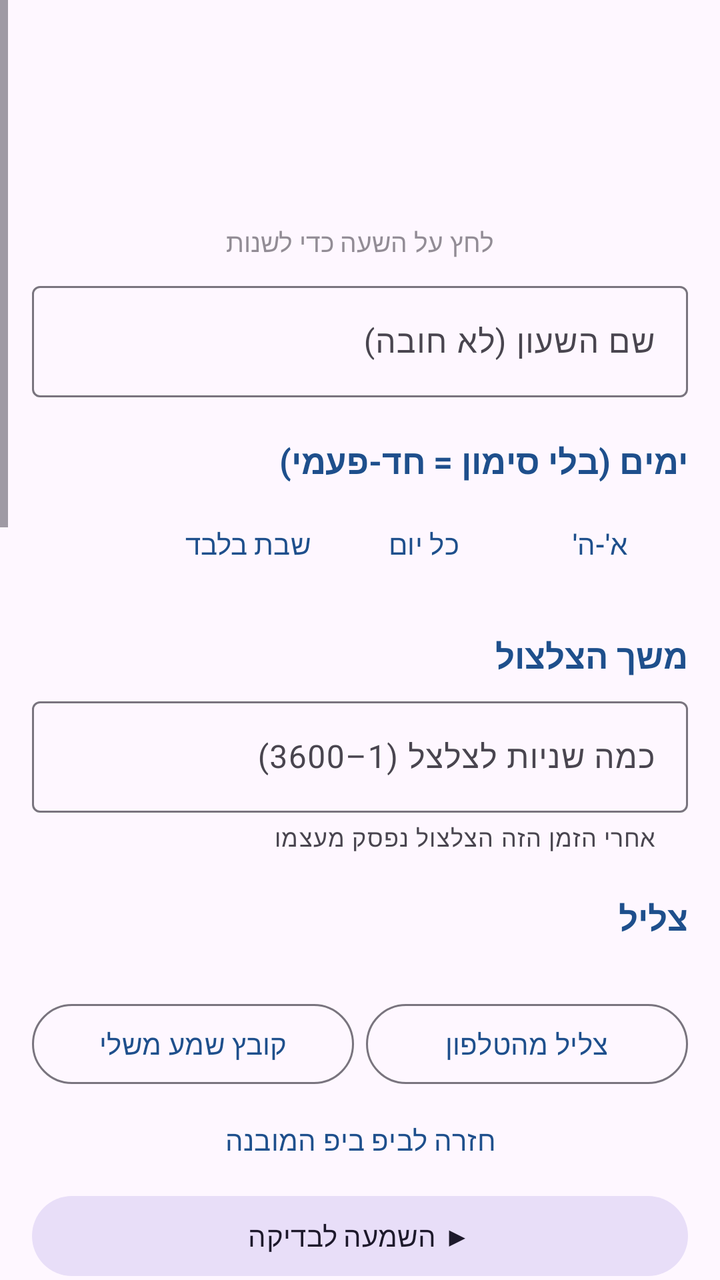
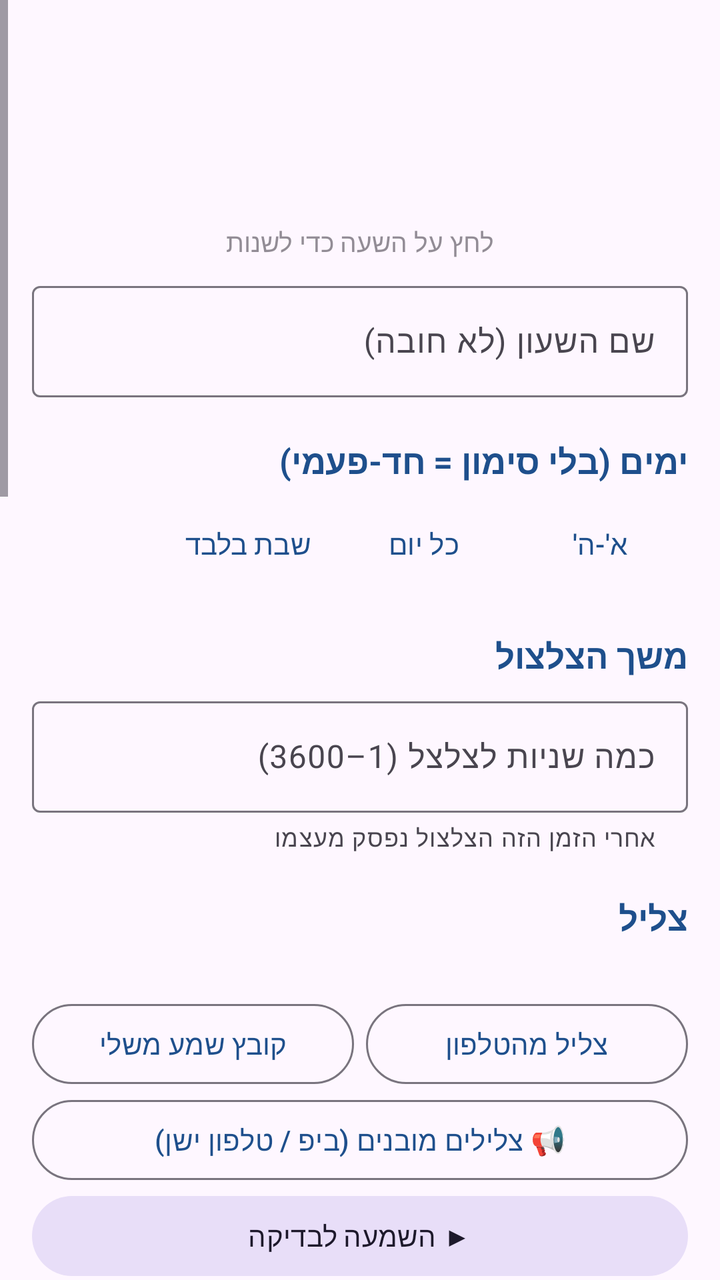

An Android layout rendered at two revisions. The XML below is the earlier revision; the diff shows what the commit changed to produce the second picture.
<!-- AndroidManifest.xml: application theme Theme.ShabatAlarm -->
<!-- res/layout/activity_edit.xml -->
<?xml version="1.0" encoding="utf-8"?>
<ScrollView xmlns:android="http://schemas.android.com/apk/res/android"
    xmlns:app="http://schemas.android.com/apk/res-auto"
    android:layout_width="match_parent"
    android:layout_height="match_parent"
    android:layoutDirection="rtl">

    <LinearLayout
        android:layout_width="match_parent"
        android:layout_height="wrap_content"
        android:orientation="vertical"
        android:padding="16dp">

        <TextView
            android:id="@+id/defaultsNote"
            android:layout_width="match_parent"
            android:layout_height="wrap_content"
            android:layout_marginBottom="8dp"
            android:background="@color/warn_bg"
            android:padding="12dp"
            android:text="הגדרות ברירת המחדל — כל שעון חדש יתחיל מההגדרות האלה, ובכל שעון אפשר לשנות אותן."
            android:textColor="@color/warn_text"
            android:visibility="gone" />

        <LinearLayout
            android:id="@+id/alarmOnlySection"
            android:layout_width="match_parent"
            android:layout_height="wrap_content"
            android:orientation="vertical">

        <TextView
            android:id="@+id/timeText"
            android:layout_width="wrap_content"
            android:layout_height="wrap_content"
            android:layout_gravity="center_horizontal"
            android:background="?attr/selectableItemBackgroundBorderless"
            android:paddingStart="24dp"
            android:paddingEnd="24dp"
            android:textColor="?attr/colorPrimary"
            android:textSize="72sp"
            android:textStyle="bold" />

        <TextView
            android:layout_width="wrap_content"
            android:layout_height="wrap_content"
            android:layout_gravity="center_horizontal"
            android:alpha="0.6"
            android:text="לחץ על השעה כדי לשנות"
            android:textSize="13sp" />

        <com.google.android.material.textfield.TextInputLayout
            style="@style/Widget.Material3.TextInputLayout.OutlinedBox"
            android:layout_width="match_parent"
            android:layout_height="wrap_content"
            android:layout_marginTop="8dp"
            android:hint="שם השעון (לא חובה)">

            <com.google.android.material.textfield.TextInputEditText
                android:id="@+id/labelInput"
                android:layout_width="match_parent"
                android:layout_height="wrap_content"
                android:inputType="text" />
        </com.google.android.material.textfield.TextInputLayout>

        
        <TextView
            style="@style/SectionTitle"
            android:text="ימים (בלי סימון = חד-פעמי)" />

        <com.google.android.material.chip.ChipGroup
            android:id="@+id/daysGroup"
            android:layout_width="match_parent"
            android:layout_height="wrap_content"
            app:chipSpacingHorizontal="4dp" />

        <LinearLayout
            android:layout_width="match_parent"
            android:layout_height="wrap_content"
            android:orientation="horizontal">

            <Button
                android:id="@+id/btnWeekdays"
                style="@style/Widget.Material3.Button.TextButton"
                android:layout_width="wrap_content"
                android:layout_height="wrap_content"
                android:text="א'-ה'" />

            <Button
                android:id="@+id/btnEveryday"
                style="@style/Widget.Material3.Button.TextButton"
                android:layout_width="wrap_content"
                android:layout_height="wrap_content"
                android:text="כל יום" />

            <Button
                android:id="@+id/btnShabbatDays"
                style="@style/Widget.Material3.Button.TextButton"
                android:layout_width="wrap_content"
                android:layout_height="wrap_content"
                android:text="שבת בלבד" />
        </LinearLayout>

        </LinearLayout>

        
        <TextView
            style="@style/SectionTitle"
            android:text="משך הצלצול" />

        <com.google.android.material.textfield.TextInputLayout
            style="@style/Widget.Material3.TextInputLayout.OutlinedBox"
            android:layout_width="match_parent"
            android:layout_height="wrap_content"
            android:hint="כמה שניות לצלצל (1–3600)"
            app:helperText="אחרי הזמן הזה הצלצול נפסק מעצמו">

            <com.google.android.material.textfield.TextInputEditText
                android:id="@+id/secondsInput"
                android:layout_width="match_parent"
                android:layout_height="wrap_content"
                android:inputType="number"
                android:maxLength="4" />
        </com.google.android.material.textfield.TextInputLayout>

        
        <TextView
            style="@style/SectionTitle"
            android:text="צליל" />

        <TextView
            android:id="@+id/soundName"
            android:layout_width="match_parent"
            android:layout_height="wrap_content"
            android:textSize="16sp"
            android:textStyle="bold" />

        <LinearLayout
            android:layout_width="match_parent"
            android:layout_height="wrap_content"
            android:orientation="horizontal">

            <Button
                android:id="@+id/btnRingtone"
                style="@style/Widget.Material3.Button.OutlinedButton"
                android:layout_width="0dp"
                android:layout_height="wrap_content"
                android:layout_marginEnd="6dp"
                android:layout_weight="1"
                android:text="צליל מהטלפון" />

            <Button
                android:id="@+id/btnFile"
                style="@style/Widget.Material3.Button.OutlinedButton"
                android:layout_width="0dp"
                android:layout_height="wrap_content"
                android:layout_weight="1"
                android:text="קובץ שמע משלי" />
        </LinearLayout>

        <Button
            android:id="@+id/btnBeep"
            style="@style/Widget.Material3.Button.TextButton"
            android:layout_width="match_parent"
            android:layout_height="wrap_content"
            android:text="חזרה לביפ ביפ המובנה" />

        <Button
            android:id="@+id/btnPreview"
            style="@style/Widget.Material3.Button.TonalButton"
            android:layout_width="match_parent"
            android:layout_height="wrap_content"
            android:text="▶ השמעה לבדיקה" />

        
        <TextView
            style="@style/SectionTitle"
            android:text="צליל / רטט" />

        <RadioGroup
            android:id="@+id/modeGroup"
            android:layout_width="match_parent"
            android:layout_height="wrap_content">

            <RadioButton
                android:id="@+id/modeSound"
                android:layout_width="match_parent"
                android:layout_height="wrap_content"
                android:text="צליל בלבד" />

            <RadioButton
                android:id="@+id/modeBoth"
                android:layout_width="match_parent"
                android:layout_height="wrap_content"
                android:text="צליל + רטט" />

            <RadioButton
                android:id="@+id/modeVibrate"
                android:layout_width="match_parent"
                android:layout_height="wrap_content"
                android:text="רטט בלבד" />
        </RadioGroup>

        
        <TextView
            android:id="@+id/volumeTitle"
            style="@style/SectionTitle"
            android:text="עוצמה" />

        <com.google.android.material.slider.Slider
            android:id="@+id/volumeSlider"
            android:layout_width="match_parent"
            android:layout_height="wrap_content"
            android:stepSize="5"
            android:valueFrom="5"
            android:valueTo="100" />

        <com.google.android.material.materialswitch.MaterialSwitch
            android:id="@+id/gradualSwitch"
            android:layout_width="match_parent"
            android:layout_height="wrap_content"
            android:text="עוצמה עולה בהדרגה" />

        <com.google.android.material.textfield.TextInputLayout
            android:id="@+id/gradualLayout"
            style="@style/Widget.Material3.TextInputLayout.OutlinedBox"
            android:layout_width="match_parent"
            android:layout_height="wrap_content"
            android:hint="תוך כמה שניות להגיע לעוצמה מלאה">

            <com.google.android.material.textfield.TextInputEditText
                android:id="@+id/gradualInput"
                android:layout_width="match_parent"
                android:layout_height="wrap_content"
                android:inputType="number"
                android:maxLength="4" />
        </com.google.android.material.textfield.TextInputLayout>

        
        <TextView
            style="@style/SectionTitle"
            android:text="מצב שבת וחג" />

        <com.google.android.material.materialswitch.MaterialSwitch
            android:id="@+id/shabbatSwitch"
            android:layout_width="match_parent"
            android:layout_height="wrap_content"
            android:text="🕯️ אי אפשר לכבות את הצלצול" />

        <TextView
            android:layout_width="match_parent"
            android:layout_height="wrap_content"
            android:alpha="0.7"
            android:text="במצב שבת אין כפתורי כיבוי ונודניק — הצלצול נמשך את מספר השניות שנקבע ונפסק מעצמו."
            android:textSize="13sp" />

        
        <TextView
            style="@style/SectionTitle"
            android:text="נודניק" />

        <com.google.android.material.materialswitch.MaterialSwitch
            android:id="@+id/snoozeSwitch"
            android:layout_width="match_parent"
            android:layout_height="wrap_content"
            android:text="לאפשר נודניק" />

        <com.google.android.material.textfield.TextInputLayout
            android:id="@+id/snoozeLayout"
            style="@style/Widget.Material3.TextInputLayout.OutlinedBox"
            android:layout_width="match_parent"
            android:layout_height="wrap_content"
            android:hint="דקות נודניק (1–60)">

            <com.google.android.material.textfield.TextInputEditText
                android:id="@+id/snoozeInput"
                android:layout_width="match_parent"
                android:layout_height="wrap_content"
                android:inputType="number"
                android:maxLength="2" />
        </com.google.android.material.textfield.TextInputLayout>

        <com.google.android.material.textfield.TextInputLayout
            android:id="@+id/snoozeMaxLayout"
            style="@style/Widget.Material3.TextInputLayout.OutlinedBox"
            android:layout_width="match_parent"
            android:layout_height="wrap_content"
            android:layout_marginTop="8dp"
            android:hint="כמה פעמים מותר נודניק (0 = ללא הגבלה)">

            <com.google.android.material.textfield.TextInputEditText
                android:id="@+id/snoozeMaxInput"
                android:layout_width="match_parent"
                android:layout_height="wrap_content"
                android:inputType="number"
                android:maxLength="2" />
        </com.google.android.material.textfield.TextInputLayout>

        <Button
            android:id="@+id/btnSave"
            android:layout_width="match_parent"
            android:layout_height="64dp"
            android:layout_marginTop="24dp"
            android:text="שמירה"
            android:textSize="18sp" />

        <Button
            android:id="@+id/btnDelete"
            style="@style/Widget.Material3.Button.TextButton"
            android:layout_width="match_parent"
            android:layout_height="wrap_content"
            android:text="מחיקת השעון"
            android:textColor="#C62828" />
    </LinearLayout>
</ScrollView>
<!-- resources referenced by this layout -->
<resources>
  <color name="warn_bg">#FFF1D6</color>
  <color name="warn_text">#5C3B00</color>
  <style name="SectionTitle">
          <item name="android:layout_width">match_parent</item>
          <item name="android:layout_height">wrap_content</item>
          <item name="android:layout_marginTop">20dp</item>
          <item name="android:layout_marginBottom">6dp</item>
          <item name="android:textSize">17sp</item>
          <item name="android:textStyle">bold</item>
          <item name="android:textColor">?attr/colorPrimary</item>
      </style>
  <style name="Theme.ShabatAlarm" parent="Theme.Material3.DayNight">
          <item name="colorPrimary">@color/brand</item>
          <item name="colorSecondary">@color/gold</item>
          <item name="colorTertiary">@color/gold</item>
      </style>
  <color name="brand">#1E4F8C</color>
  <color name="gold">#F2B544</color>
</resources>

<!-- the commit's change to res/layout/activity_edit.xml (unified diff, before → after) -->
@@ -159,10 +159,10 @@
 
         <Button
             android:id="@+id/btnBeep"
-            style="@style/Widget.Material3.Button.TextButton"
-            android:layout_width="match_parent"
-            android:layout_height="wrap_content"
-            android:text="חזרה לביפ ביפ המובנה" />
+            style="@style/Widget.Material3.Button.OutlinedButton"
+            android:layout_width="match_parent"
+            android:layout_height="wrap_content"
+            android:text="📢 צלילים מובנים (ביפ / טלפון ישן)" />
 
         <Button
             android:id="@+id/btnPreview"
@@ -238,13 +238,28 @@
         
         <TextView
             style="@style/SectionTitle"
-            android:text="מצב שבת וחג" />
+            android:text="כיבוי הצלצול" />
+
+        <com.google.android.material.materialswitch.MaterialSwitch
+            android:id="@+id/dismissSwitch"
+            android:layout_width="match_parent"
+            android:layout_height="wrap_content"
+            android:text="אפשר לכבות את הצלצול" />
+
+        <TextView
+            android:id="@+id/dismissNote"
+            android:layout_width="match_parent"
+            android:layout_height="wrap_content"
+            android:alpha="0.7"
+            android:text="כבוי: אין כפתור כיבוי — הצלצול נמשך את מספר השניות שנקבע ונפסק מעצמו (נודניק עדיין אפשרי אם הוא מופעל)."
+            android:textSize="13sp" />
 
         <com.google.android.material.materialswitch.MaterialSwitch
             android:id="@+id/shabbatSwitch"
             android:layout_width="match_parent"
             android:layout_height="wrap_content"
-            android:text="🕯️ אי אפשר לכבות את הצלצול" />
+            android:layout_marginTop="12dp"
+            android:text="🕯️ מצב שבת וחג" />
 
         <TextView
             android:layout_width="match_parent"
